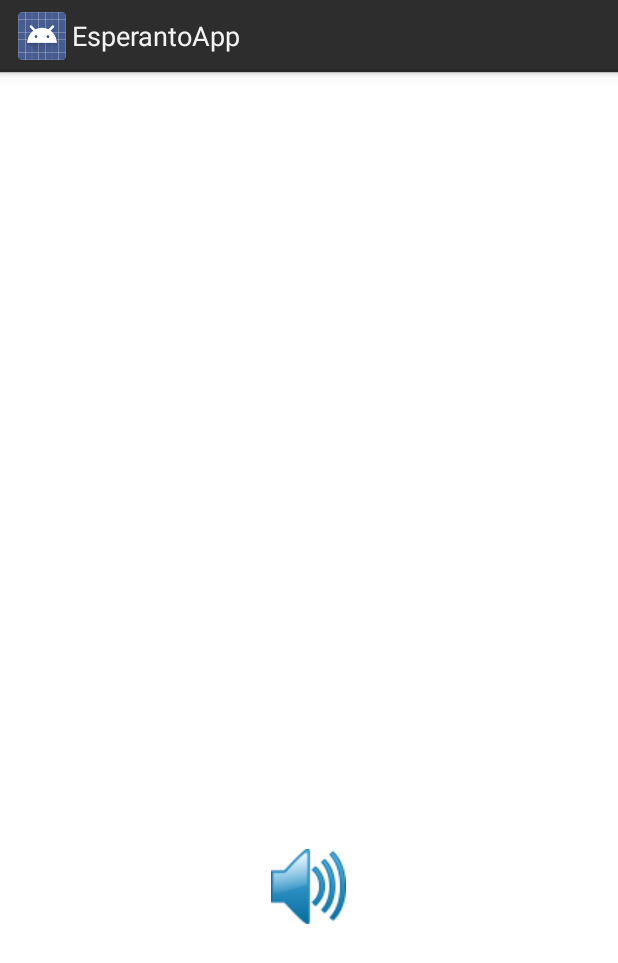
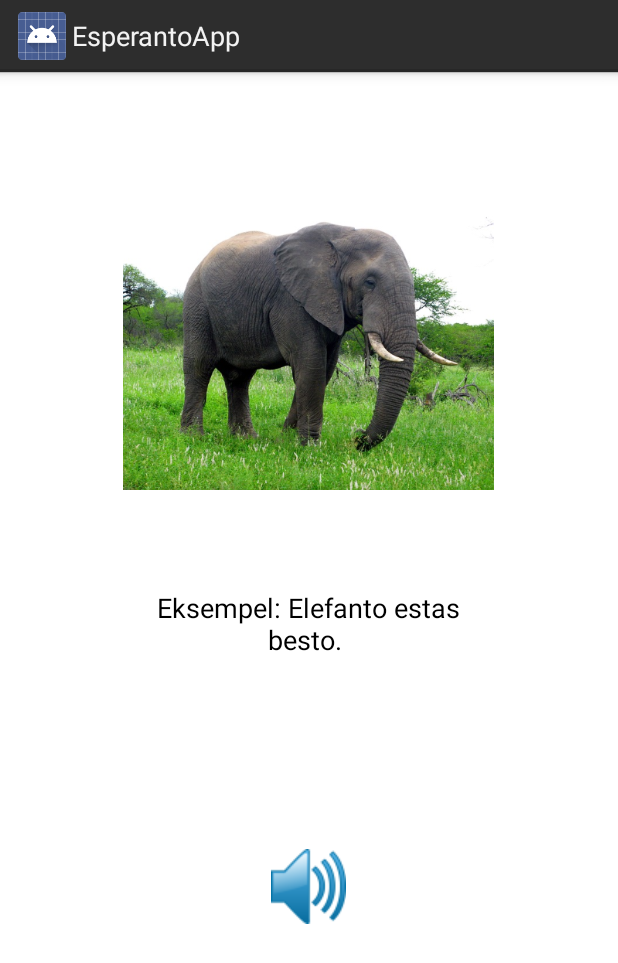
Before and after one commit to andrasbak/EsperantoTeachingApp, an Android app: the fragment ScreenTypeFrazo shown on its own in the app's theme, on a phone screen of 412 x 824 dp. Shown: the top 963 px of the screen. Run offline under Robolectric (Android 15) with nearby library versions, the phone set to English and light mode, and no system bars; 2 statements that could not run were skipped.

Commit message:
Eksempeælbillede og tekst in  i layout

```diff
--- a/app/src/main/res/layout/fragment_lesson_part1.xml
+++ b/app/src/main/res/layout/fragment_lesson_part1.xml
@@ -52,6 +52,7 @@
                 android:layout_width="0dp"
                 android:layout_height="fill_parent"
                 android:id="@+id/imageViewPart1"
+                android:src="@drawable/eks_elephant_85656_640"
                 android:layout_weight="0.60" />
 
             <View
@@ -90,6 +91,7 @@
                 android:id="@+id/phrasePart1"
                 android:layout_weight="0.50"
                 android:gravity="center"
+                android:text="Eksempel: Elefanto estas besto. "
                 android:textColor="#ff000000" />
 
             <View
```
Also changed, not shown: app/src/main/res/drawable-xhdpi/eks_elephant_85656_640.jpg (added).
